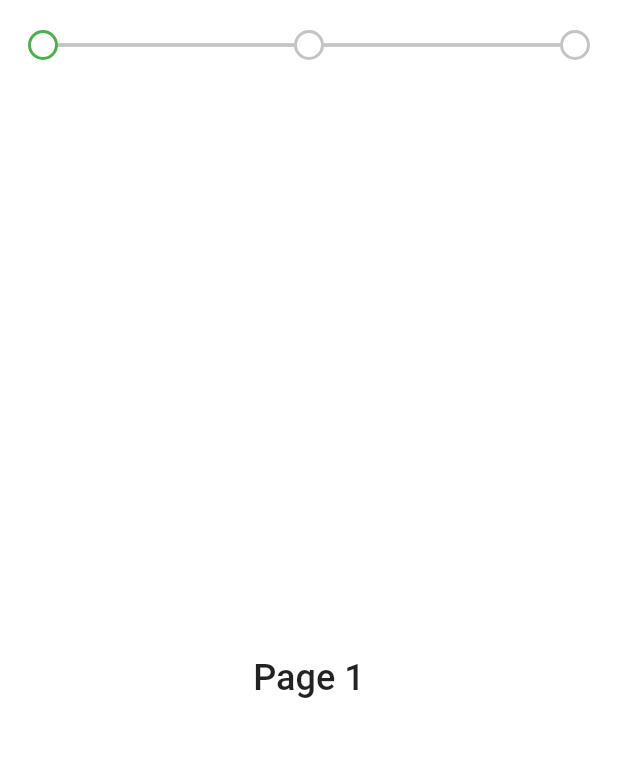
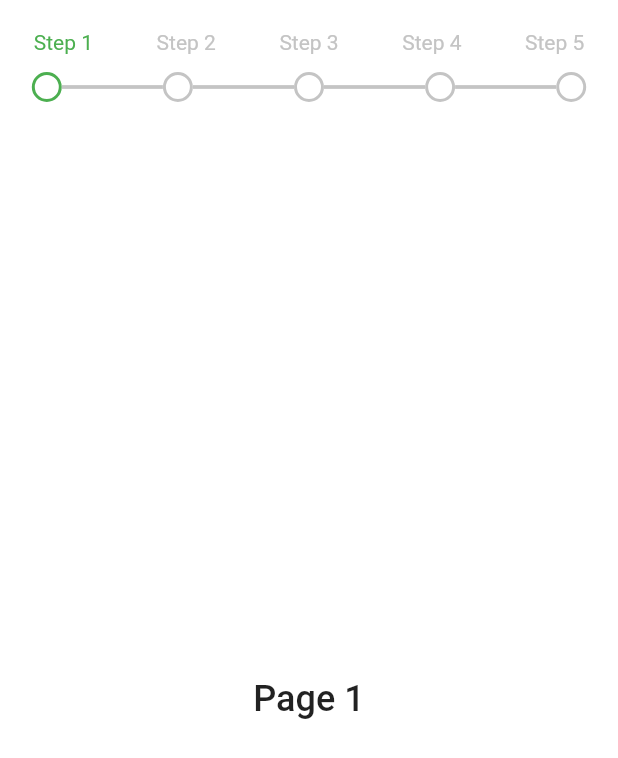
Before and after one commit to Crazelu/linear-step-indicator, a Flutter app: the screen it shows after launch, on a phone screen of 412 x 824 dp. Shown: the top 758 px of the screen. Run offline on Flutter 3.47's test engine with Material 2 defaults, Android fonts, the phone set to English and light mode, and no system bars.

Commit message:
Adds labels

```diff
--- a/example/lib/main.dart
+++ b/example/lib/main.dart
@@ -1,7 +1,7 @@
 import 'package:flutter/material.dart';
 import 'package:linear_step_indicator/linear_step_indicator.dart';
 
-const int STEPS = 3;
+const int STEPS = 5;
 
 void main() {
   runApp(MyApp());
@@ -31,6 +31,7 @@ class StepIndicatorDemo extends StatelessWidget {
         child: LinearStepIndicator(
           steps: STEPS,
           controller: PageController(),
+          labels: List<String>.generate(STEPS, (index) => "Step ${index + 1}"),
           complete: () {
             //typically, you'd want to put logic that returns true when all the steps
             //are completed here
@@ -58,6 +59,7 @@ class _StepIndicatorPageViewDemoState extends State<StepIndicatorPageViewDemo> {
       child: StepIndicatorPageView(
         steps: STEPS,
         indicatorPosition: IndicatorPosition.top,
+        labels: List<String>.generate(STEPS, (index) => "Step ${index + 1}"),
         controller: _pageController,
         complete: () {
           //typically, you'd want to put logic that returns true when all the steps
--- a/lib/src/linear_step_indicator.dart
+++ b/lib/src/linear_step_indicator.dart
@@ -61,6 +61,15 @@ class LinearStepIndicator extends StatefulWidget {
   ///Step indicator's vertical padding
   final double verticalPadding;
 
+  ///Labels for individual nodes
+  final List<String> labels;
+
+  ///Textstyle for an active label
+  final TextStyle? activeLabelStyle;
+
+  ///Textstyle for an inactive label
+  final TextStyle? inActiveLabelStyle;
+
   const LinearStepIndicator({
     Key? key,
     required this.steps,
@@ -81,7 +90,12 @@ class LinearStepIndicator extends StatefulWidget {
     this.iconColor = kIconColor,
     this.backgroundColor = kIconColor,
     this.complete,
+    this.labels = const <String>[],
+    this.activeLabelStyle,
+    this.inActiveLabelStyle,
   })  : assert(steps > 0, "steps value must be a non-zero positive integer"),
+        assert(labels.length == steps || labels.length == 0,
+            "Provide exactly $steps strings for labels"),
         super(key: key);
 
   @override
@@ -135,12 +149,50 @@ class _LinearStepIndicatorState extends State<LinearStepIndicator> {
         width: widget.nodeThickness,
       );
 
+  TextStyle getTextStyle(String label) {
+    var currentIndex = widget.labels.indexOf(label);
+    if (nodes[currentIndex].completed || currentIndex == lastStep) {
+      //return active text style
+      return widget.activeLabelStyle ??
+          TextStyle(color: widget.activeLineColor);
+    } else {
+      //return inactive text style
+      return widget.inActiveLabelStyle ??
+          TextStyle(color: widget.inActiveLineColor);
+    }
+  }
+
   @override
   Widget build(BuildContext context) {
-    return Container(
+    return Material(
+      child: Container(
         padding: EdgeInsets.symmetric(vertical: widget.verticalPadding),
         color: widget.backgroundColor,
-      child: Row(
+        child: Column(
+          mainAxisSize: MainAxisSize.min,
+          children: [
+            if (widget.labels.length > 0) ...[
+              Row(
+                mainAxisSize: MainAxisSize.min,
+                children: [
+                  for (var label in widget.labels) ...[
+                    Text(
+                      label,
+                      style: getTextStyle(label),
+                    ),
+                    if (label != widget.labels[widget.steps - 1]) ...[
+                      SizedBox(
+                        width: widget.steps > 3
+                            ? context.screenWidth(1 / widget.steps) - 40
+                            : context.screenWidth(1 / widget.steps),
+                      ),
+                    ],
+                  ],
+                ],
+              ),
+              SizedBox(height: 12),
+            ],
+            Row(
               mainAxisAlignment: MainAxisAlignment.center,
               children: [
                 for (var node in nodes) ...[
@@ -175,12 +227,15 @@ class _LinearStepIndicatorState extends State<LinearStepIndicator> {
                           : widget.inActiveLineColor,
                       height: widget.lineHeight,
                       width: widget.steps > 3
-                    ? context.screenWidth(1 / widget.steps) - 20
+                          ? context.screenWidth(1 / widget.steps) - 15
                           : context.screenWidth(1 / widget.steps) + 20,
                     ),
                 ],
               ],
             ),
+          ],
+        ),
+      ),
     );
   }
 }
--- a/lib/src/step_indicator_page_view.dart
+++ b/lib/src/step_indicator_page_view.dart
@@ -72,6 +72,15 @@ class StepIndicatorPageView extends StatelessWidget {
   ///Indicator's position
   final IndicatorPosition indicatorPosition;
 
+  ///Labels for individual nodes
+  final List<String> labels;
+
+  ///Textstyle for an active label
+  final TextStyle? activeLabelStyle;
+
+  ///Textstyle for an inactive label
+  final TextStyle? inActiveLabelStyle;
+
   const StepIndicatorPageView({
     Key? key,
     required this.steps,
@@ -96,6 +105,9 @@ class StepIndicatorPageView extends StatelessWidget {
     this.bottomSpacing = 0,
     this.indicatorPosition = IndicatorPosition.top,
     this.complete,
+    this.activeLabelStyle,
+    this.inActiveLabelStyle,
+    this.labels = const <String>[],
   }) : super(key: key);
 
   @override
@@ -107,6 +119,7 @@ class StepIndicatorPageView extends StatelessWidget {
           children: [
             if (indicatorPosition == IndicatorPosition.top) ...[
               LinearStepIndicator(
+                labels: labels,
                 steps: steps,
                 controller: controller,
                 backgroundColor: backgroundColor,
@@ -125,6 +138,8 @@ class StepIndicatorPageView extends StatelessWidget {
                 lineHeight: lineHeight,
                 nodeSize: nodeSize,
                 nodeThickness: nodeThickness,
+                activeLabelStyle: activeLabelStyle,
+                inActiveLabelStyle: inActiveLabelStyle,
               ),
               SizedBox(height: spacing),
             ],
```
Lines whose indentation alone changed are shown as unchanged.
